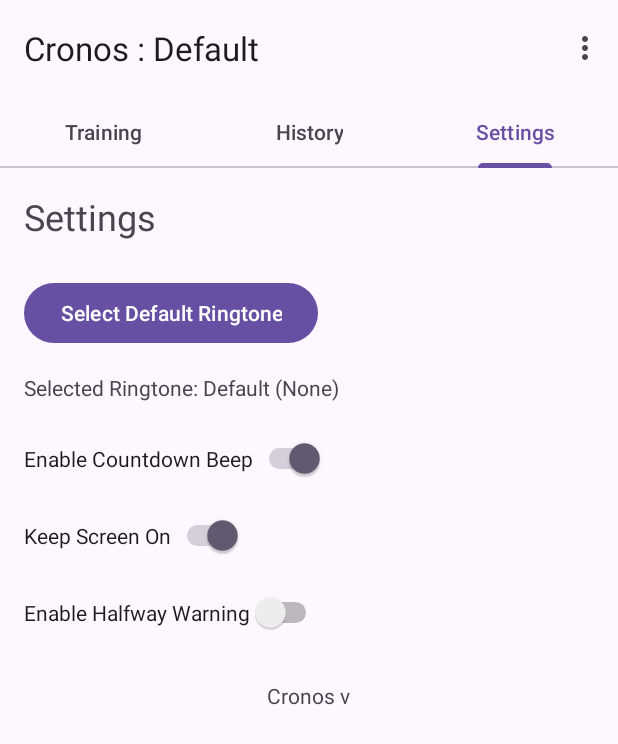
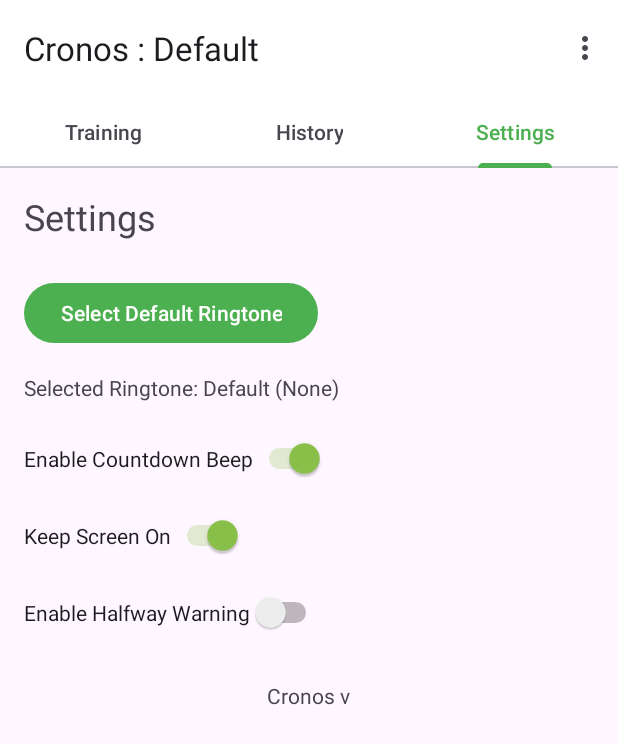
Before and after one commit to jplozf/Cronos, an Android app: the screen it shows after launch (MainActivity), tab 3 chosen, on a phone screen of 412 x 824 dp. Shown: the top 744 px of the screen. Run offline under Robolectric (Android 15) with nearby library versions, the phone set to English and light mode, and no system bars; libraries missing offline, so code that uses them is left out: org.osmdroid.config; 2 statements that could not run were skipped.

Commit message:
updated theme colors

```diff
--- a/app/src/main/java/fr/ozf/cronos/MapActivity.java
+++ b/app/src/main/java/fr/ozf/cronos/MapActivity.java
@@ -137,7 +137,7 @@ public class MapActivity extends AppCompatActivity {
 
         // Create new trail
         trail = new Polyline(mapView);
-        trail.setColor(ContextCompat.getColor(this, R.color.purple_500));
+        trail.setColor(ContextCompat.getColor(this, R.color.green_primary));
         trail.setWidth(10f);
 
         // Add initial point to prevent null LinearRing issues
--- a/app/src/main/java/fr/ozf/cronos/TimerAdapter.java
+++ b/app/src/main/java/fr/ozf/cronos/TimerAdapter.java
@@ -60,7 +60,7 @@ public class TimerAdapter extends RecyclerView.Adapter<TimerAdapter.TimerViewHol
             holder.bind(timer, position);
 
             if (position == runningTimerPosition) {
-                holder.timerItemLayout.setBackgroundColor(context.getResources().getColor(android.R.color.holo_blue_light));
+                holder.timerItemLayout.setBackgroundColor(context.getResources().getColor(R.color.green_light));
             } else {
                 holder.timerItemLayout.setBackgroundColor(context.getResources().getColor(android.R.color.darker_gray));
             }
--- a/app/src/main/res/layout/activity_main.xml
+++ b/app/src/main/res/layout/activity_main.xml
@@ -39,6 +39,7 @@
         android:layout_gravity="bottom|end"
         android:layout_marginEnd="@dimen/fab_margin"
         android:layout_marginBottom="16dp"
-        app:srcCompat="@android:drawable/ic_input_add" />
+        app:srcCompat="@android:drawable/ic_input_add"
+        app:backgroundTint="?attr/colorPrimary" />
 
 </androidx.coordinatorlayout.widget.CoordinatorLayout>
--- a/app/src/main/res/layout/timer_item.xml
+++ b/app/src/main/res/layout/timer_item.xml
@@ -20,6 +20,7 @@
             android:text="Timer Label"
             android:textSize="18sp"
             android:textStyle="bold"
+            android:textColor="@color/black"
             app:layout_constraintEnd_toEndOf="parent"
             app:layout_constraintStart_toStartOf="parent"
             app:layout_constraintTop_toTopOf="parent" />
@@ -30,6 +31,7 @@
             android:layout_height="wrap_content"
             android:text="00:00"
             android:textSize="24sp"
+            android:textColor="@color/black"
             app:layout_constraintEnd_toEndOf="parent"
             app:layout_constraintStart_toStartOf="parent"
             app:layout_constraintTop_toBottomOf="@id/timer_label" />
--- a/app/src/main/res/values-night/themes.xml
+++ b/app/src/main/res/values-night/themes.xml
@@ -1,7 +1,13 @@
 <resources xmlns:tools="http://schemas.android.com/tools">
     <!-- Base application theme. -->
-    <style name="Base.Theme.Cronos" parent="Theme.Material3.DayNight.NoActionBar">
+    <style name="Base.Theme.Cronos" parent="Theme.Material3.Dark.NoActionBar">
         <!-- Customize your dark theme here. -->
-        <!-- <item name="colorPrimary">@color/my_dark_primary</item> -->
+        <item name="colorPrimary">@color/khaki_dark</item>
+        <item name="colorOnPrimary">@color/white</item>
+        <item name="colorPrimaryVariant">@color/green_primary</item>
+        <item name="colorSecondary">@color/green_light</item>
+        <item name="colorOnSecondary">@color/black</item>
+        <item name="colorSurface">#FF1C1B1F</item>
+        <!-- Add other color attributes as needed -->
     </style>
 </resources>
--- a/app/src/main/res/values/colors.xml
+++ b/app/src/main/res/values/colors.xml
@@ -1,8 +1,9 @@
 <?xml version="1.0" encoding="utf-8"?>
 <resources>
-    <color name="purple_200">#FFBB86FC</color>
-    <color name="purple_500">#FF6200EE</color>
-    <color name="purple_700">#FF3700B3</color>
+    <color name="green_light">#FF8BC34A</color>
+    <color name="green_primary">#FF4CAF50</color>
+    <color name="khaki_dark">#FF556B2F</color>
     <color name="black">#FF000000</color>
     <color name="white">#FFFFFFFF</color>
+    <color name="brown_accent">#FF795548</color>
 </resources>
--- a/app/src/main/res/values/themes.xml
+++ b/app/src/main/res/values/themes.xml
@@ -1,8 +1,14 @@
 <resources xmlns:tools="http://schemas.android.com/tools">
     <!-- Base application theme. -->
-    <style name="Base.Theme.Cronos" parent="Theme.Material3.DayNight.NoActionBar">
+    <style name="Base.Theme.Cronos" parent="Theme.Material3.Light.NoActionBar">
         <!-- Customize your light theme here. -->
-        <!-- <item name="colorPrimary">@color/my_light_primary</item> -->
+        <item name="colorPrimary">@color/green_primary</item>
+        <item name="colorOnPrimary">@color/white</item>
+        <item name="colorPrimaryVariant">@color/khaki_dark</item>
+        <item name="colorSecondary">@color/green_light</item>
+        <item name="colorOnSecondary">@color/black</item>
+        <item name="colorSurface">@color/white</item>
+        <!-- Add other color attributes as needed -->
     </style>
 
     <style name="Theme.Cronos" parent="Base.Theme.Cronos" />
```
